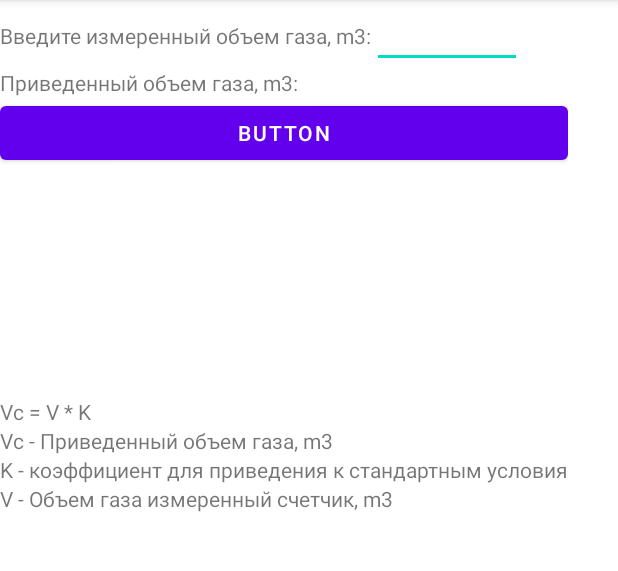
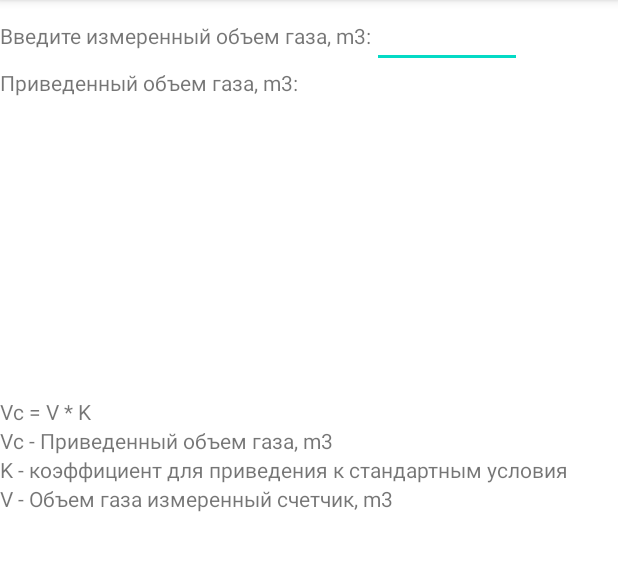
Before and after one commit to ilya-uzun/The-calculator-TEP-, an Android app: the GazActivity screen opened directly, with no data from a screen before it, on a phone screen of 412 x 824 dp, the part 84-655 px from its top. Run offline under Robolectric (Android 15) with nearby library versions, the phone set to English and light mode, and no system bars.

Commit message:
работает ввод

```diff
--- a/app/src/main/java/com/uzun/the_calculator_tep/GazActivity.kt
+++ b/app/src/main/java/com/uzun/the_calculator_tep/GazActivity.kt
@@ -6,6 +6,7 @@ import android.widget.Button
 import androidx.appcompat.app.AppCompatActivity
 import android.widget.TextView
 import android.widget.EditText
+import android.widget.Toast
 import com.uzun.the_calculator_tep.constants.GazConstants
 import com.uzun.the_calculator_tep.R
 
@@ -13,26 +14,31 @@ class GazActivity: AppCompatActivity() {
 
     lateinit var etV: EditText
     lateinit var tvOutputVc: TextView
-    lateinit var btnV: Button
+
      override fun onCreate(savedInstanceState: Bundle?) {
-        super.onCreate(savedInstanceState)
-        setContentView(R.layout.activity_gaz)
+         super.onCreate(savedInstanceState)
+         setContentView(R.layout.activity_gaz)
          val tvVcFormula = findViewById<TextView>(R.id.textView_Vc_Formula)
          val tvVc = findViewById<TextView>(R.id.textView_Vc)
          val tvV = findViewById<TextView>(R.id.textView_V)
          val tvK = findViewById<TextView>(R.id.textView_K)
-         val btnV = findViewById<Button>(R.id.button)
+         etV= findViewById<EditText>(R.id.edit_text_enter_V)
          tvOutputVc = findViewById<TextView>(R.id.text_view_output_Vс)
-         etV= findViewById<EditText>(R.id.edit_text_enter_V)
 
-         btnV.setOnClickListener({
-             tvOutputVc.text = etV.text
-         })
-
-//         etV.addTextChangedListener(object :TextWatcher{
-//             override fub onTextCganged(s: )
-//         })
-    }
+         writeEtV()
 
 
-}
+    }//onCreate
+
+    private fun writeEtV(){
+        val warningMessage = "Введите значение"
+        val toast = Toast.makeText(applicationContext, warningMessage, Toast.LENGTH_SHORT)
+
+        etV.setOnClickListener {
+            if (etV.getText().toString().equals("")) { // проверка длины строки
+                toast.show()
+            } else tvOutputVc.text = etV.text
+        }
+    }//writeEtV
+
+}//GazActivity
--- a/app/src/main/res/layout/activity_gaz.xml
+++ b/app/src/main/res/layout/activity_gaz.xml
@@ -39,7 +39,8 @@
                         android:layout_width="100dp"
                         android:layout_height="45dp"
                         android:layout_weight="1"
-                        android:inputType="number" />
+                        android:inputType="numberDecimal"
+                        android:imeOptions="actionGo"/>
                 </LinearLayout>
 
                 <TextView
@@ -60,12 +61,6 @@
                 android:layout_width="wrap_content"
                 android:layout_height="200dp"
                 android:orientation="vertical">
-
-                <Button
-                    android:id="@+id/button"
-                    android:layout_width="match_parent"
-                    android:layout_height="wrap_content"
-                    android:text="Button" />
             </LinearLayout>
         </TableRow>
 
```
